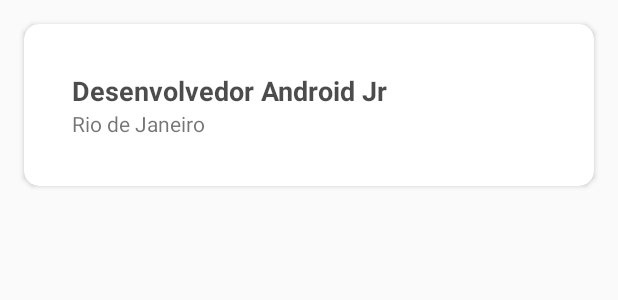
After one commit to psyduck94/VenturaHR, an Android app: the layout vacancy_item.xml on its own in the app's theme, with its tools: preview values and no code run, on a phone screen of 412 x 824 dp. The commit adds this screen. Shown: the top 300 px of the screen. Run offline under Robolectric (Android 15) with nearby library versions, the light colour scheme and no system bars.

Commit message:
criando design de vaga para a lista de vagas

```diff
--- a/mobile/android/VenturaHR/app/build.gradle
+++ b/mobile/android/VenturaHR/app/build.gradle
@@ -30,6 +30,8 @@ dependencies {
     implementation 'androidx.core:core-ktx:1.3.1'
     implementation 'androidx.appcompat:appcompat:1.2.0'
     implementation 'androidx.constraintlayout:constraintlayout:1.1.3'
+    implementation 'androidx.recyclerview:recyclerview:1.1.0'
+    implementation 'androidx.cardview:cardview:1.0.0'
     testImplementation 'junit:junit:4.12'
     androidTestImplementation 'androidx.test.ext:junit:1.1.1'
     androidTestImplementation 'androidx.test.espresso:espresso-core:3.2.0'
--- a/mobile/android/VenturaHR/app/src/main/AndroidManifest.xml
+++ b/mobile/android/VenturaHR/app/src/main/AndroidManifest.xml
@@ -9,6 +9,7 @@
         android:roundIcon="@mipmap/ic_launcher_round"
         android:supportsRtl="true"
         android:theme="@style/AppTheme">
+        <activity android:name=".presentation.vacancies.VacanciesActivity"></activity>
         <activity android:name=".presentation.main.MainActivity">
             <intent-filter>
                 <action android:name="android.intent.action.MAIN" />
--- a/mobile/android/VenturaHR/app/src/main/java/com/example/venturahr/domain/model/User.kt
+++ b/mobile/android/VenturaHR/app/src/main/java/com/example/venturahr/domain/model/User.kt
@@ -1,4 +1,3 @@
 package com.example.venturahr.domain.model
 
-class User {
-}
+data class User(val name: String, val lastName: String)
--- /dev/null
+++ b/mobile/android/VenturaHR/app/src/main/java/com/example/venturahr/presentation/vacancies/VacanciesViewModel.kt
@@ -0,0 +1,6 @@
+package com.example.venturahr.presentation.vacancies
+
+import androidx.lifecycle.ViewModel
+
+class VacanciesViewModel: ViewModel() {
+}
--- /dev/null
+++ b/mobile/android/VenturaHR/app/src/main/res/layout/vacancy_item.xml
@@ -0,0 +1,39 @@
+<?xml version="1.0" encoding="utf-8"?>
+
+<androidx.cardview.widget.CardView xmlns:android="http://schemas.android.com/apk/res/android"
+    xmlns:app="http://schemas.android.com/apk/res-auto"
+    xmlns:tools="http://schemas.android.com/tools"
+    android:layout_width="match_parent"
+    android:layout_height="wrap_content"
+    app:cardCornerRadius="10dp"
+    android:layout_margin="16dp">
+
+    <androidx.constraintlayout.widget.ConstraintLayout
+        android:layout_width="match_parent"
+        android:layout_height="match_parent">
+
+        <TextView
+            android:id="@+id/title"
+            style="@style/title"
+            android:layout_width="0dp"
+            android:layout_height="wrap_content"
+            android:layout_margin="32dp"
+            android:gravity="start"
+            app:layout_constraintEnd_toEndOf="parent"
+            app:layout_constraintStart_toStartOf="parent"
+            app:layout_constraintTop_toTopOf="parent"
+            tools:text="Desenvolvedor Android Jr" />
+
+        <TextView
+            android:id="@+id/city"
+            android:layout_width="0dp"
+            android:layout_height="wrap_content"
+            android:layout_marginBottom="32dp"
+            android:gravity="start"
+            app:layout_constraintBottom_toBottomOf="parent"
+            app:layout_constraintEnd_toEndOf="@+id/title"
+            app:layout_constraintStart_toStartOf="@+id/title"
+            app:layout_constraintTop_toBottomOf="@+id/title"
+            tools:text="Rio de Janeiro" />
+    </androidx.constraintlayout.widget.ConstraintLayout>
+</androidx.cardview.widget.CardView>
--- a/mobile/android/VenturaHR/app/src/main/res/values/colors.xml
+++ b/mobile/android/VenturaHR/app/src/main/res/values/colors.xml
@@ -3,4 +3,5 @@
     <color name="colorPrimary">#6200EE</color>
     <color name="colorPrimaryDark">#3700B3</color>
     <color name="colorAccent">#03DAC5</color>
+    <color name="black">#B3000000</color>
 </resources>
--- a/mobile/android/VenturaHR/app/src/main/res/values/styles.xml
+++ b/mobile/android/VenturaHR/app/src/main/res/values/styles.xml
@@ -7,4 +7,10 @@
         <item name="colorAccent">@color/colorAccent</item>
     </style>
 
+    <style name="title" parent="Widget.AppCompat.TextView">
+        <item name="android:textSize">18sp</item>
+        <item name="android:textColor">@color/black</item>
+        <item name="android:textStyle">bold</item>
+    </style>
+
 </resources>
```
Also changed, not shown: mobile/android/VenturaHR/app/src/main/java/com/example/venturahr/presentation/vacancies/VacanciesActivity.kt (added, +12 -0 lines), mobile/android/VenturaHR/app/src/main/res/layout/activity_vacancies.xml (added, +16 -0 lines).
